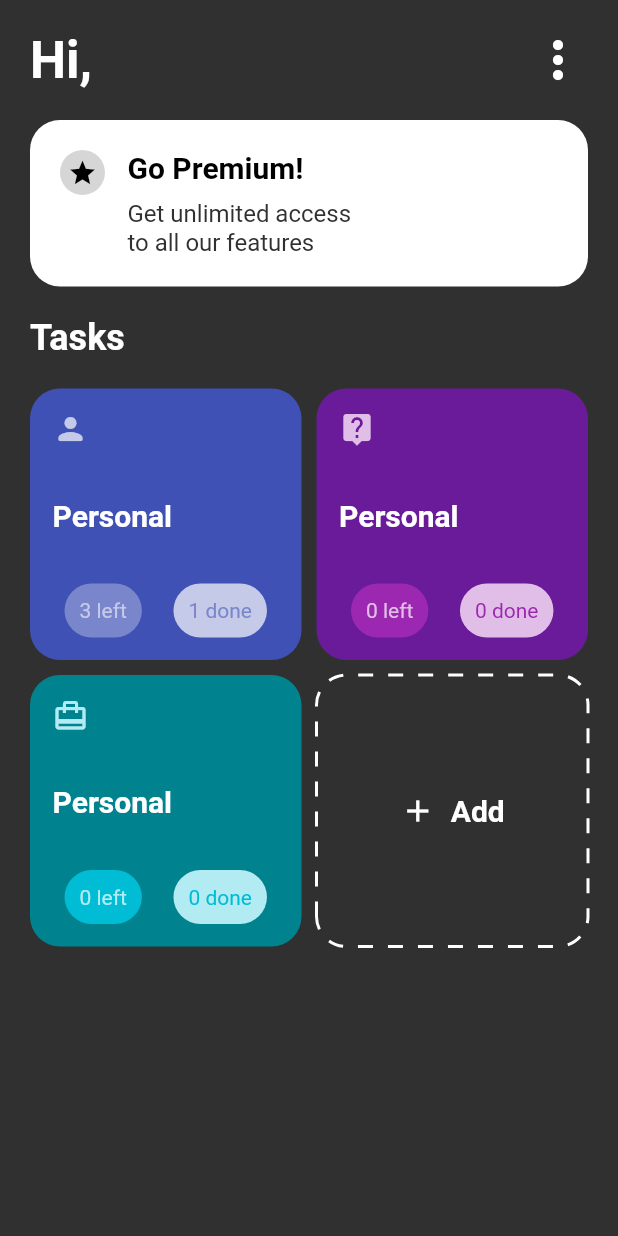
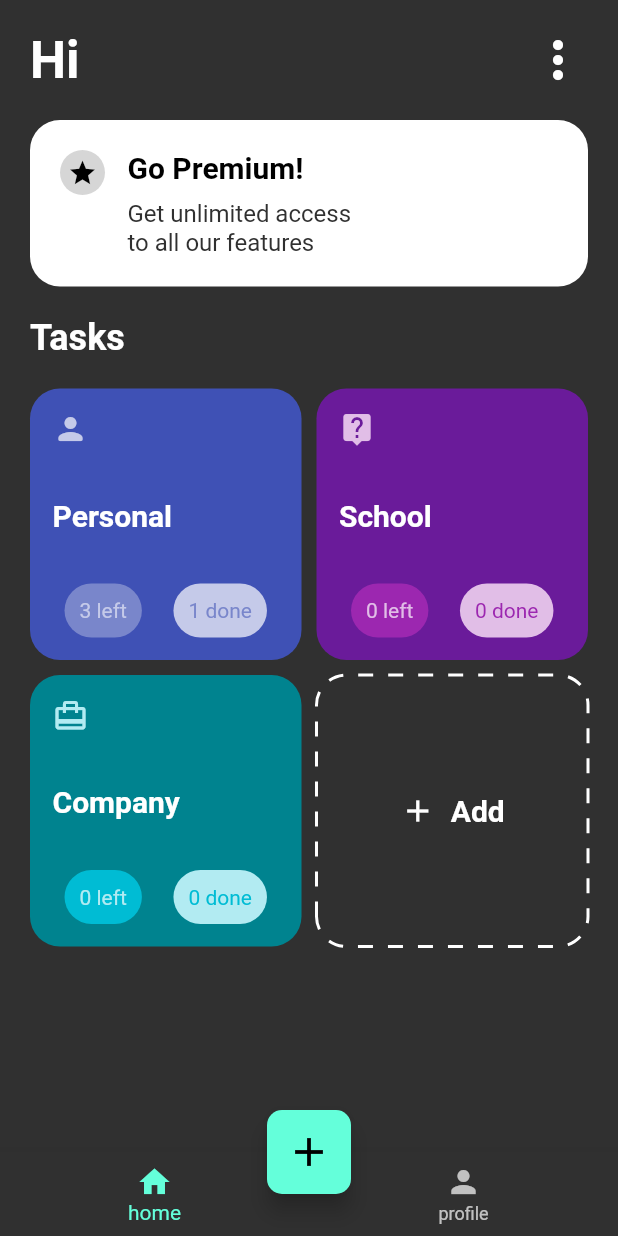
Before and after one commit to LeToyek/To-Do-List, a Flutter app: the screen it shows after launch, after a tap on "Start Making", on a phone screen of 412 x 824 dp. Run offline on Flutter 3.47's test engine with Material 2 defaults, Android fonts, the phone set to English and light mode, and no system bars; drawn by our look-alikes of dotted_border.

Commit message:
adding floating button

```diff
--- a/todo/lib/Pages/list_card_page.dart
+++ b/todo/lib/Pages/list_card_page.dart
@@ -25,7 +25,7 @@ class _ListCardState extends State<ListCard> {
                   Row(
                     mainAxisAlignment: MainAxisAlignment.spaceBetween,
                     children: [
-                      Text("Hi, ${widget.value}",
+                      Text("Hi ${widget.value}",
                           style: Theme.of(context)
                               .textTheme
                               .headline4
@@ -108,6 +108,19 @@ class _ListCardState extends State<ListCard> {
           )
         ],
       ),
+      bottomNavigationBar: BottomNavigationBar(items: [
+        BottomNavigationBarItem(icon: Icon(Icons.home), label: 'home'),
+        BottomNavigationBarItem(icon: Icon(Icons.person), label: 'profile')
+      ]),
+      floatingActionButtonLocation: FloatingActionButtonLocation.centerDocked,
+      floatingActionButton: FloatingActionButton(
+        onPressed: () {},
+        child: Icon(
+          Icons.add,
+          size: 32,
+        ),
+        shape: RoundedRectangleBorder(borderRadius: BorderRadius.circular(10)),
+      ),
     );
   }
 }
--- a/todo/lib/model/task.dart
+++ b/todo/lib/model/task.dart
@@ -31,7 +31,7 @@ class Task {
       ),
       Task(
         iconData: Icons.live_help,
-        title: 'Personal',
+        title: 'School',
         bgColor: Colors.purple[800],
         iconColor: Colors.purple[100],
         btnColor: Colors.purple,
@@ -40,7 +40,7 @@ class Task {
       ),
       Task(
         iconData: Icons.card_travel,
-        title: 'Personal',
+        title: 'Company',
         bgColor: Colors.cyan[800],
         iconColor: Colors.cyan[100],
         btnColor: Colors.cyan,
```
